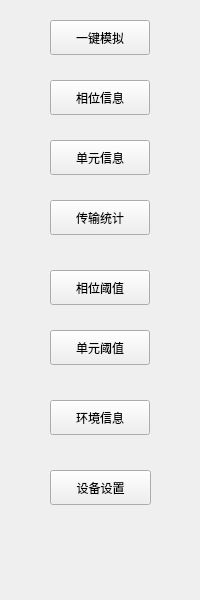
ChinaClever/IDC_TestSystem, file IDC_TestSystem/mpdu/m_toolbox/m_simulationtoolwid.ui: the form before one commit.
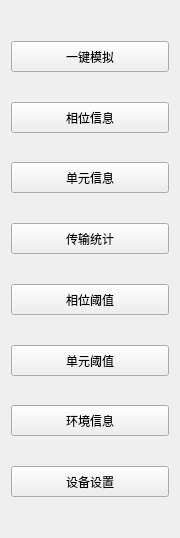
The form after the commit.

The edit to the form file:
```diff
--- a/IDC_TestSystem/mpdu/m_toolbox/m_simulationtoolwid.ui
+++ b/IDC_TestSystem/mpdu/m_toolbox/m_simulationtoolwid.ui
@@ -6,117 +6,239 @@
    <rect>
     <x>0</x>
     <y>0</y>
-    <width>200</width>
-    <height>600</height>
+    <width>180</width>
+    <height>538</height>
    </rect>
   </property>
   <property name="windowTitle">
    <string>Form</string>
   </property>
-  <widget class="QPushButton" name="envBtn">
-   <property name="geometry">
-    <rect>
-     <x>50</x>
-     <y>400</y>
-     <width>100</width>
-     <height>35</height>
-    </rect>
+  <layout class="QVBoxLayout" name="verticalLayout">
+   <property name="spacing">
+    <number>0</number>
    </property>
-   <property name="text">
-    <string>环境信息</string>
-   </property>
-  </widget>
-  <widget class="QPushButton" name="transBtn">
-   <property name="geometry">
-    <rect>
-     <x>50</x>
-     <y>200</y>
-     <width>100</width>
-     <height>35</height>
-    </rect>
-   </property>
-   <property name="text">
-    <string>传输统计</string>
-   </property>
-  </widget>
-  <widget class="QPushButton" name="devBtn">
-   <property name="geometry">
-    <rect>
-     <x>50</x>
-     <y>80</y>
-     <width>100</width>
-     <height>35</height>
-    </rect>
-   </property>
-   <property name="text">
-    <string>相位信息</string>
-   </property>
-  </widget>
-  <widget class="QPushButton" name="thresholdBtn">
-   <property name="geometry">
-    <rect>
-     <x>50</x>
-     <y>270</y>
-     <width>100</width>
-     <height>35</height>
-    </rect>
-   </property>
-   <property name="text">
-    <string>相位阈值</string>
-   </property>
-  </widget>
-  <widget class="QPushButton" name="mnTestBtn">
-   <property name="geometry">
-    <rect>
-     <x>50</x>
-     <y>20</y>
-     <width>100</width>
-     <height>35</height>
-    </rect>
-   </property>
-   <property name="text">
-    <string>一键模拟</string>
-   </property>
-  </widget>
-  <widget class="QPushButton" name="settingBtn">
-   <property name="geometry">
-    <rect>
-     <x>50</x>
-     <y>470</y>
-     <width>101</width>
-     <height>35</height>
-    </rect>
-   </property>
-   <property name="text">
-    <string>设备设置</string>
-   </property>
-  </widget>
-  <widget class="QPushButton" name="outputBtn">
-   <property name="geometry">
-    <rect>
-     <x>50</x>
-     <y>140</y>
-     <width>100</width>
-     <height>35</height>
-    </rect>
-   </property>
-   <property name="text">
-    <string>单元信息</string>
-   </property>
-  </widget>
-  <widget class="QPushButton" name="outputThresholdBtn">
-   <property name="geometry">
-    <rect>
-     <x>50</x>
-     <y>330</y>
-     <width>100</width>
-     <height>35</height>
-    </rect>
-   </property>
-   <property name="text">
-    <string>单元阈值</string>
-   </property>
-  </widget>
+   <item>
+    <spacer name="verticalSpacer_9">
+     <property name="orientation">
+      <enum>Qt::Vertical</enum>
+     </property>
+     <property name="sizeHint" stdset="0">
+      <size>
+       <width>20</width>
+       <height>40</height>
+      </size>
+     </property>
+    </spacer>
+   </item>
+   <item>
+    <widget class="QPushButton" name="mnTestBtn">
+     <property name="minimumSize">
+      <size>
+       <width>0</width>
+       <height>31</height>
+      </size>
+     </property>
+     <property name="text">
+      <string>一键模拟</string>
+     </property>
+    </widget>
+   </item>
+   <item>
+    <spacer name="verticalSpacer_8">
+     <property name="orientation">
+      <enum>Qt::Vertical</enum>
+     </property>
+     <property name="sizeHint" stdset="0">
+      <size>
+       <width>20</width>
+       <height>40</height>
+      </size>
+     </property>
+    </spacer>
+   </item>
+   <item>
+    <widget class="QPushButton" name="devBtn">
+     <property name="minimumSize">
+      <size>
+       <width>0</width>
+       <height>31</height>
+      </size>
+     </property>
+     <property name="text">
+      <string>相位信息</string>
+     </property>
+    </widget>
+   </item>
+   <item>
+    <spacer name="verticalSpacer_7">
+     <property name="orientation">
+      <enum>Qt::Vertical</enum>
+     </property>
+     <property name="sizeHint" stdset="0">
+      <size>
+       <width>20</width>
+       <height>40</height>
+      </size>
+     </property>
+    </spacer>
+   </item>
+   <item>
+    <widget class="QPushButton" name="outputBtn">
+     <property name="minimumSize">
+      <size>
+       <width>0</width>
+       <height>31</height>
+      </size>
+     </property>
+     <property name="text">
+      <string>单元信息</string>
+     </property>
+    </widget>
+   </item>
+   <item>
+    <spacer name="verticalSpacer_6">
+     <property name="orientation">
+      <enum>Qt::Vertical</enum>
+     </property>
+     <property name="sizeHint" stdset="0">
+      <size>
+       <width>20</width>
+       <height>40</height>
+      </size>
+     </property>
+    </spacer>
+   </item>
+   <item>
+    <widget class="QPushButton" name="transBtn">
+     <property name="minimumSize">
+      <size>
+       <width>0</width>
+       <height>31</height>
+      </size>
+     </property>
+     <property name="text">
+      <string>传输统计</string>
+     </property>
+    </widget>
+   </item>
+   <item>
+    <spacer name="verticalSpacer_5">
+     <property name="orientation">
+      <enum>Qt::Vertical</enum>
+     </property>
+     <property name="sizeHint" stdset="0">
+      <size>
+       <width>20</width>
+       <height>40</height>
+      </size>
+     </property>
+    </spacer>
+   </item>
+   <item>
+    <widget class="QPushButton" name="thresholdBtn">
+     <property name="minimumSize">
+      <size>
+       <width>0</width>
+       <height>31</height>
+      </size>
+     </property>
+     <property name="text">
+      <string>相位阈值</string>
+     </property>
+    </widget>
+   </item>
+   <item>
+    <spacer name="verticalSpacer_4">
+     <property name="orientation">
+      <enum>Qt::Vertical</enum>
+     </property>
+     <property name="sizeHint" stdset="0">
+      <size>
+       <width>20</width>
+       <height>40</height>
+      </size>
+     </property>
+    </spacer>
+   </item>
+   <item>
+    <widget class="QPushButton" name="outputThresholdBtn">
+     <property name="minimumSize">
+      <size>
+       <width>0</width>
+       <height>31</height>
+      </size>
+     </property>
+     <property name="text">
+      <string>单元阈值</string>
+     </property>
+    </widget>
+   </item>
+   <item>
+    <spacer name="verticalSpacer_3">
+     <property name="orientation">
+      <enum>Qt::Vertical</enum>
+     </property>
+     <property name="sizeHint" stdset="0">
+      <size>
+       <width>20</width>
+       <height>40</height>
+      </size>
+     </property>
+    </spacer>
+   </item>
+   <item>
+    <widget class="QPushButton" name="envBtn">
+     <property name="minimumSize">
+      <size>
+       <width>0</width>
+       <height>31</height>
+      </size>
+     </property>
+     <property name="text">
+      <string>环境信息</string>
+     </property>
+    </widget>
+   </item>
+   <item>
+    <spacer name="verticalSpacer_2">
+     <property name="orientation">
+      <enum>Qt::Vertical</enum>
+     </property>
+     <property name="sizeHint" stdset="0">
+      <size>
+       <width>20</width>
+       <height>40</height>
+      </size>
+     </property>
+    </spacer>
+   </item>
+   <item>
+    <widget class="QPushButton" name="settingBtn">
+     <property name="minimumSize">
+      <size>
+       <width>0</width>
+       <height>31</height>
+      </size>
+     </property>
+     <property name="text">
+      <string>设备设置</string>
+     </property>
+    </widget>
+   </item>
+   <item>
+    <spacer name="verticalSpacer">
+     <property name="orientation">
+      <enum>Qt::Vertical</enum>
+     </property>
+     <property name="sizeHint" stdset="0">
+      <size>
+       <width>20</width>
+       <height>40</height>
+      </size>
+     </property>
+    </spacer>
+   </item>
+  </layout>
  </widget>
  <resources/>
  <connections/>
```
